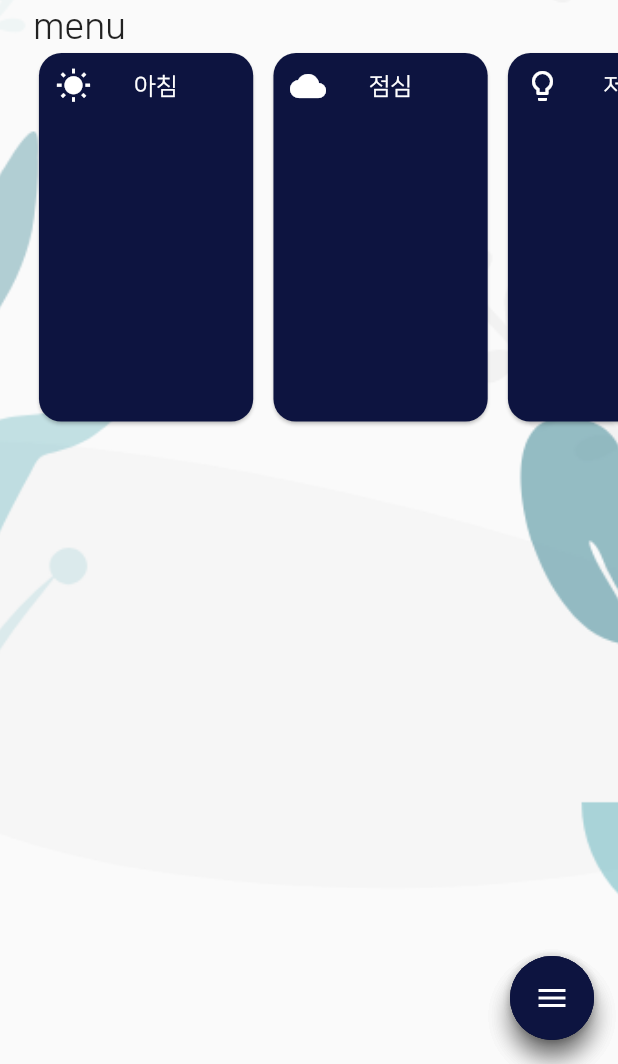
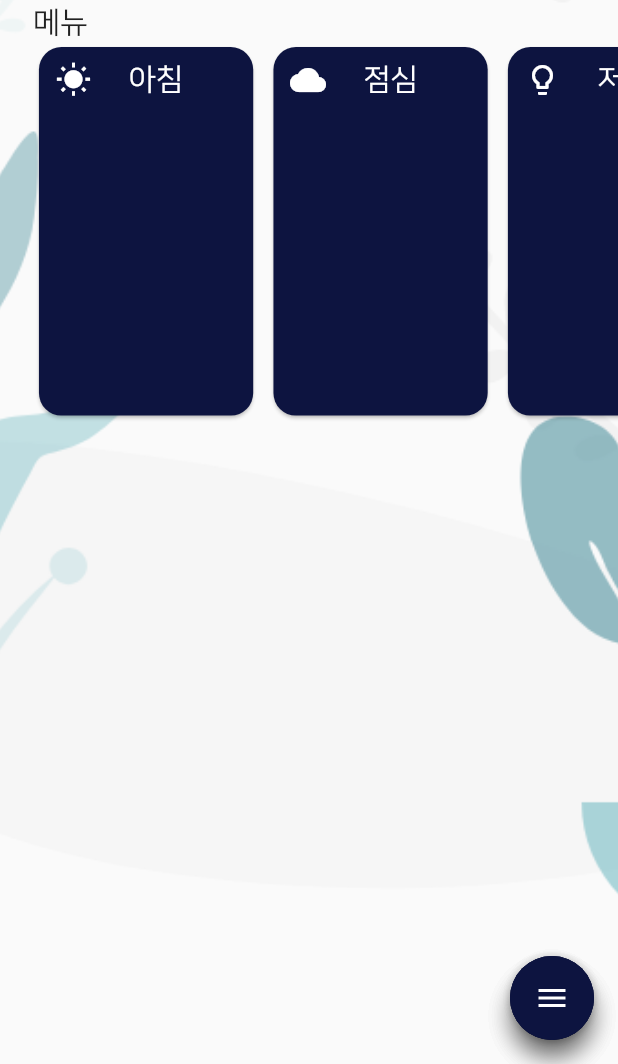
Before and after one commit to JoMinSeo/AlBab, a Flutter app: the MealsPage screen opened directly, on a phone screen of 412 x 824 dp, the part 172-1236 px from its top. Run offline on Flutter 3.47's test engine with Material 2 defaults, Android fonts, the phone set to English and light mode, and no system bars; our stand-ins replace date_format.

```diff
--- a/albab/lib/components/menu_list.dart
+++ b/albab/lib/components/menu_list.dart
@@ -1,10 +1,26 @@
 import 'package:albab/components/menu_tile.dart';
+import 'package:albab/model/meal_model.dart';
 import 'package:albab/services/sizes/sizeconfig.dart';
 import 'package:flutter/material.dart';
 
-class MenuList extends StatelessWidget {
+class MenuList extends StatefulWidget {
+  @override
+  _MenuListState createState() => _MenuListState();
+}
+
+class _MenuListState extends State<MenuList> {
+  Future<MealModel> futureMeal;
+
   @override
   Widget build(BuildContext context) {
+    return FutureBuilder(
+      future: futureMeal,
+      builder: (context, snapshot) {
+        if (snapshot.hasData) {
+          return Text(snapshot.data);
+        } else if (snapshot.hasError) {
+          return Text("${snapshot.error}");
+        }
         return ListView.separated(
           shrinkWrap: true,
           separatorBuilder: (BuildContext context, int index) => SizedBox(
@@ -19,25 +35,33 @@ class MenuList extends StatelessWidget {
           },
           itemCount: 3,
         );
+      },
+    );
+  }
+
+  @override
+  void initState() {
+    super.initState();
+    // futureMeal = mealData();
   }
 }
 
-IconData iconSelect(int index){
-  if(index == 0){
+IconData iconSelect(int index) {
+  if (index == 0) {
     return Icons.wb_sunny;
-  }else if(index == 1){
+  } else if (index == 1) {
     return Icons.wb_cloudy;
-  }else if(index == 2){
+  } else if (index == 2) {
     return Icons.lightbulb_outline;
   }
 }
 
-String titleSelect(int index){
-  if(index == 0){
+String titleSelect(int index) {
+  if (index == 0) {
     return "아침";
-  }else if(index == 1){
+  } else if (index == 1) {
     return "점심";
-  }else if(index == 2){
+  } else if (index == 2) {
     return "저녁";
   }
 }
--- a/albab/lib/components/menu_tile.dart
+++ b/albab/lib/components/menu_tile.dart
@@ -33,7 +33,7 @@ class MenuTile extends StatelessWidget {
                     Text(
                       title,
                       style: kNaNumRegular.copyWith(
-                          color: Colors.white, fontSize: 16),
+                          color: Colors.white, fontSize: 20),
                     ),
                     SizedBox(
                       width: getProportionateScreenWidth(10),
--- a/albab/lib/screen/meals/meals_body.dart
+++ b/albab/lib/screen/meals/meals_body.dart
@@ -37,8 +37,8 @@ class _MealsBodyState extends State<MealsBody>
           Padding(
             padding: EdgeInsets.only(left: getProportionateScreenWidth(20)),
             child: Text(
-              "menu",
-              style: kNaNumRegular.copyWith(fontSize: 24),
+              "메뉴",
+              style: kNaNumRegular.copyWith(fontSize: 20),
             ),
           ),
           Padding(
--- a/albab/lib/services/network/today_meal_data.dart
+++ b/albab/lib/services/network/today_meal_data.dart
@@ -6,7 +6,7 @@ import 'package:http/http.dart' as http;
 final client = http.Client();
 final baseUrl = "http://34.64.101.114";
 
-Future<TodayMealModel> mealData(String schoolId, String officeCode) async {
+Future<TodayMealModel> todayMealData(String schoolId, String officeCode) async {
   try {
     final response = await client.get("$baseUrl/meal/today?school_id=$schoolId&office_code=$officeCode",
         headers: {"Content-Type": "application/json"});
```
Also changed, not shown: albab/lib/components/floating_menu.dart (+15 -1 lines), albab/lib/screen/schoolsearch/school_search.dart (added, +55 -0 lines). Lines whose indentation alone changed are shown as unchanged.
